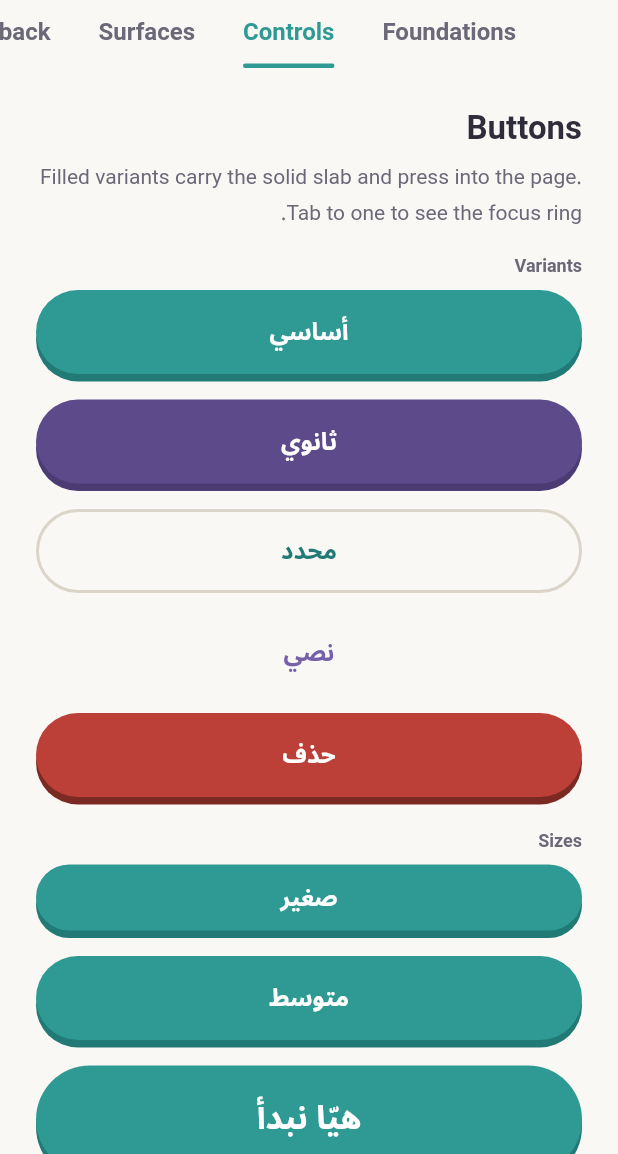
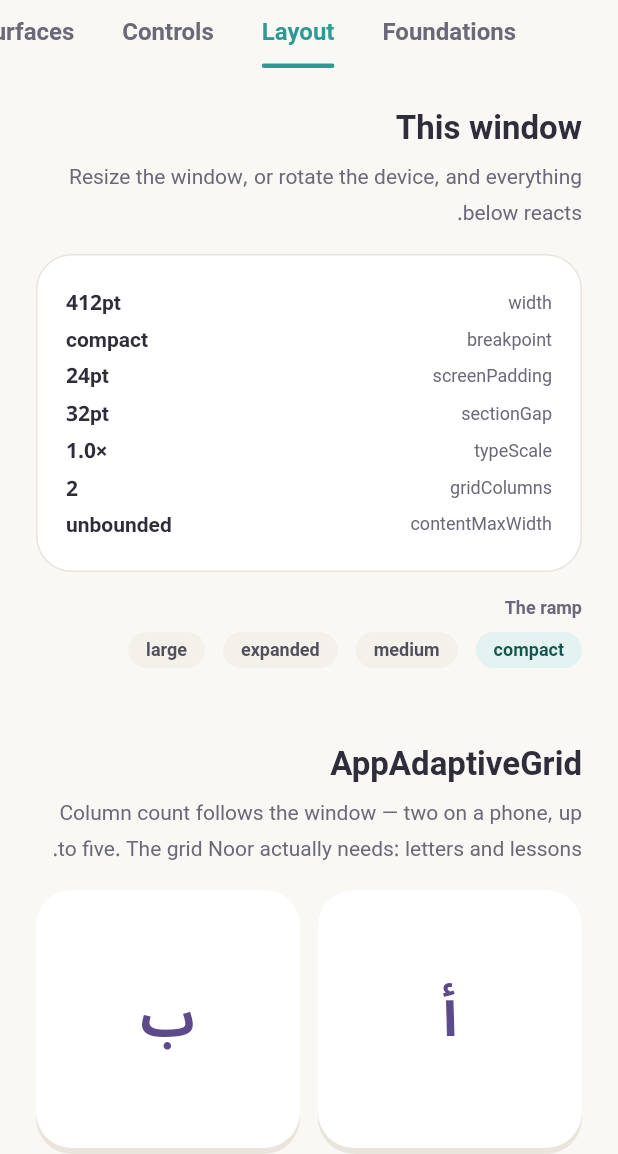
Before and after one commit to islamYMansour/nuraniyah, a Flutter app: the DesignSystemGallery screen opened directly, tab 2 chosen, on a phone screen of 412 x 824 dp, the part 82-1236 px from its top. Run offline on Flutter 3.47's test engine with Material 3 defaults, Android fonts, the phone set to English and light mode, and no system bars; our stand-ins replace firebase_core; accounts and stored records are empty; Roboto replaces fonts that are missing (Tajawal).

Commit message:
feat(design-system): tablet gallery tab, tests, and responsive type wiring
- The gallery gains a Layout tab: a live readout of the current window class
  and its tokens, plus the adaptive components rendered at simulated phone and
  tablet sizes side by side. The previews override MediaQuery, so the child
  resolves its own breakpoint from the simulated width and what you see is
  what that device gets — honest whatever you run it on.
- Every gallery section now uses responsive gutters inside an
  AppContentContainer, so the gallery follows its own rules.
- lib/main.dart passes AppTheme.responsiveBuilder to MaterialApp.builder.
  Without it the app still works; it just keeps phone-sized type on a tablet.
- 11 new tests: window class boundaries, the devices that land in each,
  monotonic gutters and columns, AppResponsive fallback, scaledBy, bottom bar
  vs rail, two-pane collapse and split, grid column growth, the full-width
  button ceiling, and the gallery rendering at 1366x1024.

18 tests passing, analyze clean.

Co-Authored-By: Claude Opus 5 (1M context) <noreply@anthropic.com>

```diff
--- a/lib/design_system/gallery/design_system_gallery.dart
+++ b/lib/design_system/gallery/design_system_gallery.dart
@@ -4,6 +4,7 @@ import '../design_system.dart';
 import 'sections/controls_section.dart';
 import 'sections/feedback_section.dart';
 import 'sections/foundations_section.dart';
+import 'sections/layout_section.dart';
 import 'sections/surfaces_section.dart';
 
 /// A live catalogue of the design system.
@@ -41,6 +42,7 @@ class _DesignSystemGalleryState extends State<DesignSystemGallery> {
 
   static const List<AppTab> _tabs = <AppTab>[
     AppTab(label: 'Foundations'),
+    AppTab(label: 'Layout'),
     AppTab(label: 'Controls'),
     AppTab(label: 'Surfaces'),
     AppTab(label: 'Feedback'),
@@ -56,9 +58,13 @@ class _DesignSystemGalleryState extends State<DesignSystemGallery> {
         textDirection: _direction,
         child: Builder(
           // A Builder so the descendants below read the overridden theme and
-          // direction, not the host app's.
+          // direction, not the host app's. responsiveBuilder then applies the
+          // window's type scale, exactly as MaterialApp.builder does in the
+          // real app.
           builder: (BuildContext context) {
-            return DefaultTabController(
+            return AppTheme.responsiveBuilder(
+              context,
+              DefaultTabController(
                 length: _tabs.length,
                 child: Scaffold(
                   backgroundColor: context.colors.background,
@@ -94,10 +100,12 @@ class _DesignSystemGalleryState extends State<DesignSystemGallery> {
                   body: const TabBarView(
                     children: <Widget>[
                       FoundationsSection(),
+                      LayoutSection(),
                       ControlsSection(),
                       SurfacesSection(),
                       FeedbackSection(),
                     ],
+                  ),
                 ),
               ),
             );
--- a/lib/design_system/gallery/sections/controls_section.dart
+++ b/lib/design_system/gallery/sections/controls_section.dart
@@ -23,8 +23,11 @@ class _ControlsSectionState extends State<ControlsSection> {
 
   @override
   Widget build(BuildContext context) {
-    return ListView(
-      padding: AppSpacing.screenInsets,
+    return AppContentContainer(
+      width: AppContentWidth.wide,
+      padding: EdgeInsets.zero,
+      child: ListView(
+        padding: context.screenInsets,
         children: <Widget>[
           GallerySection(
             title: 'Buttons',
@@ -285,6 +288,7 @@ class _ControlsSectionState extends State<ControlsSection> {
             ],
           ),
         ],
+      ),
     );
   }
 }
--- /dev/null
+++ b/lib/design_system/gallery/sections/layout_section.dart
@@ -0,0 +1,375 @@
+import 'package:flutter/material.dart';
+
+import '../../design_system.dart';
+import '../gallery_scaffold.dart';
+
+/// Breakpoints, responsive spacing, and the layout components.
+class LayoutSection extends StatefulWidget {
+  const LayoutSection({super.key});
+
+  @override
+  State<LayoutSection> createState() => _LayoutSectionState();
+}
+
+class _LayoutSectionState extends State<LayoutSection> {
+  int _navIndex = 0;
+  int? _selectedLesson;
+
+  static const List<AppNavDestination> _destinations = <AppNavDestination>[
+    AppNavDestination(icon: AppIcons.home, label: 'الرئيسية'),
+    AppNavDestination(icon: AppIcons.book, label: 'الدروس', badgeCount: 2),
+    AppNavDestination(icon: AppIcons.trophy, label: 'الإنجازات'),
+    AppNavDestination(icon: AppIcons.user, label: 'حسابي'),
+  ];
+
+  @override
+  Widget build(BuildContext context) {
+    final AppColors c = context.colors;
+    final AppBreakpoint bp = context.breakpoint;
+    final double width = MediaQuery.sizeOf(context).width;
+
+    return ListView(
+      padding: context.screenInsets,
+      children: <Widget>[
+        GallerySection(
+          title: 'This window',
+          description:
+              'Resize the window, or rotate the device, and everything below '
+              'reacts.',
+          children: <Widget>[
+            AppCard(
+              variant: AppCardVariant.outlined,
+              child: Column(
+                crossAxisAlignment: CrossAxisAlignment.start,
+                children: <Widget>[
+                  _Readout('width', '${width.toStringAsFixed(0)}pt'),
+                  _Readout('breakpoint', bp.name),
+                  _Readout(
+                    'screenPadding',
+                    '${bp.screenPadding.toStringAsFixed(0)}pt',
+                  ),
+                  _Readout(
+                    'sectionGap',
+                    '${bp.sectionGap.toStringAsFixed(0)}pt',
+                  ),
+                  _Readout('typeScale', '×${bp.typeScale}'),
+                  _Readout('gridColumns', '${bp.gridColumns}'),
+                  _Readout(
+                    'contentMaxWidth',
+                    bp.contentMaxWidth.isFinite
+                        ? '${bp.contentMaxWidth.toStringAsFixed(0)}pt'
+                        : 'unbounded',
+                  ),
+                ],
+              ),
+            ),
+            GalleryRow(
+              label: 'The ramp',
+              children: <Widget>[
+                for (final AppBreakpoint step in AppBreakpoint.values)
+                  AppTag(
+                    label: step.name,
+                    tone: step == bp ? AppTagTone.primary : AppTagTone.neutral,
+                  ),
+              ],
+            ),
+          ],
+        ),
+        GallerySection(
+          title: 'AppAdaptiveGrid',
+          description:
+              'Column count follows the window — two on a phone, up to five. '
+              'The grid Noor actually needs: letters and lessons.',
+          children: <Widget>[
+            AppAdaptiveGrid(
+              tileAspectRatio: 1,
+              children: <Widget>[
+                for (final String letter in <String>[
+                  'أ',
+                  'ب',
+                  'ت',
+                  'ث',
+                  'ج',
+                  'ح',
+                  'خ',
+                  'د',
+                ])
+                  AppCard(
+                    padding: EdgeInsets.zero,
+                    onTap: () {},
+                    child: Center(
+                      child: Text(
+                        letter,
+                        style: context.typography.displaySmall.copyWith(
+                          color: c.secondary,
+                        ),
+                      ),
+                    ),
+                  ),
+              ],
+            ),
+          ],
+        ),
+        GallerySection(
+          title: 'Adaptive navigation',
+          description:
+              'Bottom bar on a phone, rail on a landscape tablet. Same '
+              'destinations, same callback — the arrangement is the '
+              "component's problem.",
+          children: <Widget>[
+            _BreakpointPreview(
+              label: 'compact — 400×720',
+              width: 400,
+              height: 720,
+              child: _NavPreview(
+                index: _navIndex,
+                destinations: _destinations,
+                onSelected: (int i) => setState(() => _navIndex = i),
+              ),
+            ),
+            _BreakpointPreview(
+              label: 'expanded — 1024×720',
+              width: 1024,
+              height: 720,
+              child: _NavPreview(
+                index: _navIndex,
+                destinations: _destinations,
+                onSelected: (int i) => setState(() => _navIndex = i),
+              ),
+            ),
+          ],
+        ),
+        GallerySection(
+          title: 'AppTwoPane',
+          description:
+              'One pane on a phone, list-and-detail on a landscape tablet. It '
+              'never routes — the caller passes detail: null for "nothing '
+              'selected".',
+          children: <Widget>[
+            _BreakpointPreview(
+              label: 'compact — 400×560',
+              width: 400,
+              height: 560,
+              child: _TwoPanePreview(
+                selected: _selectedLesson,
+                onSelected: (int? i) => setState(() => _selectedLesson = i),
+              ),
+            ),
+            _BreakpointPreview(
+              label: 'expanded — 1024×560',
+              width: 1024,
+              height: 560,
+              child: _TwoPanePreview(
+                selected: _selectedLesson,
+                onSelected: (int? i) => setState(() => _selectedLesson = i),
+              ),
+            ),
+          ],
+        ),
+        GallerySection(
+          title: 'AppContentContainer',
+          description:
+              'Caps and centres a screen’s content. Everything in this '
+              'gallery is already inside one.',
+          children: <Widget>[
+            AppCard(
+              variant: AppCardVariant.outlined,
+              padding: EdgeInsets.zero,
+              child: AppContentContainer(
+                padding: const EdgeInsets.all(AppSpacing.lg),
+                child: Text(
+                  'تعلّم الحروف مع القاعدة النورانية. هذا النص محصور داخل '
+                  'أقصى عرض مريح للقراءة، مهما اتسعت النافذة.',
+                  style: context.typography.bodyMedium.copyWith(
+                    color: c.textSecondary,
+                  ),
+                ),
+              ),
+            ),
+          ],
+        ),
+      ],
+    );
+  }
+}
+
+class _Readout extends StatelessWidget {
+  const _Readout(this.label, this.value);
+
+  final String label;
+  final String value;
+
+  @override
+  Widget build(BuildContext context) {
+    return Padding(
+      padding: const EdgeInsets.symmetric(vertical: AppSpacing.xxs),
+      child: Row(
+        children: <Widget>[
+          Expanded(
+            child: Text(
+              label,
+              style: context.typography.caption.copyWith(
+                color: context.colors.textSecondary,
+              ),
+            ),
+          ),
+          Text(
+            value,
+            style: context.typography.labelMedium.copyWith(
+              color: context.colors.textPrimary,
+            ),
+          ),
+        ],
+      ),
+    );
+  }
+}
+
+/// Renders its child at a simulated window size, scaled down to fit.
+///
+/// Overriding the [MediaQuery] size is what makes the preview honest: the
+/// child resolves its own breakpoint from the simulated width, so what you
+/// see is exactly what that device would get.
+class _BreakpointPreview extends StatelessWidget {
+  const _BreakpointPreview({
+    required this.label,
+    required this.width,
+    required this.height,
+    required this.child,
+  });
+
+  final String label;
+  final double width;
+  final double height;
+  final Widget child;
+
+  @override
+  Widget build(BuildContext context) {
+    final AppColors c = context.colors;
+
+    return Column(
+      crossAxisAlignment: CrossAxisAlignment.start,
+      mainAxisSize: MainAxisSize.min,
+      children: <Widget>[
+        Text(
+          label,
+          style: context.typography.labelSmall.copyWith(color: c.textSecondary),
+        ),
+        const SizedBox(height: AppSpacing.sm),
+        ClipRRect(
+          borderRadius: AppRadii.card,
+          child: DecoratedBox(
+            decoration: BoxDecoration(
+              borderRadius: AppRadii.card,
+              border: Border.all(color: c.border),
+            ),
+            child: AspectRatio(
+              aspectRatio: width / height,
+              child: FittedBox(
+                child: SizedBox(
+                  width: width,
+                  height: height,
+                  child: MediaQuery(
+                    data: MediaQuery.of(
+                      context,
+                    ).copyWith(size: Size(width, height)),
+                    child: child,
+                  ),
+                ),
+              ),
+            ),
+          ),
+        ),
+      ],
+    );
+  }
+}
+
+class _NavPreview extends StatelessWidget {
+  const _NavPreview({
+    required this.index,
+    required this.destinations,
+    required this.onSelected,
+  });
+
+  final int index;
+  final List<AppNavDestination> destinations;
+  final ValueChanged<int> onSelected;
+
+  @override
+  Widget build(BuildContext context) {
+    return ColoredBox(
+      color: context.colors.background,
+      child: AppAdaptiveNavigation(
+        currentIndex: index,
+        destinations: destinations,
+        onDestinationSelected: onSelected,
+        child: Center(
+          child: Text(
+            destinations[index].label,
+            style: context.typography.headlineMedium.copyWith(
+              color: context.colors.textPrimary,
+            ),
+          ),
+        ),
+      ),
+    );
+  }
+}
+
+class _TwoPanePreview extends StatelessWidget {
+  const _TwoPanePreview({required this.selected, required this.onSelected});
+
+  final int? selected;
+  final ValueChanged<int?> onSelected;
+
+  @override
+  Widget build(BuildContext context) {
+    return ColoredBox(
+      color: context.colors.background,
+      child: AppTwoPane(
+        pane: ListView(
+          padding: const EdgeInsets.all(AppSpacing.md),
+          children: <Widget>[
+            const AppListSectionHeader(title: 'الدروس', count: 4),
+            for (int i = 0; i < 4; i++)
+              AppListItem(
+                title: 'الدرس ${i + 1}',
+                showChevron: true,
+                isSelected: selected == i,
+                onTap: () => onSelected(i),
+              ),
+          ],
+        ),
+        detail: selected == null
+            ? null
+            : Padding(
+                padding: const EdgeInsets.all(AppSpacing.xxl),
+                child: Column(
+                  crossAxisAlignment: CrossAxisAlignment.start,
+                  children: <Widget>[
+                    if (!context.isWide)
+                      AppButton.text(
+                        label: 'رجوع',
+                        icon: AppIcons.back,
+                        size: AppButtonSize.small,
+                        onPressed: () => onSelected(null),
+                      ),
+                    Text(
+                      'الدرس ${selected! + 1}',
+                      style: context.typography.headlineMedium.copyWith(
+                        color: context.colors.textPrimary,
+                      ),
+                    ),
+                  ],
+                ),
+              ),
+        placeholder: const AppEmptyState(
+          icon: AppIcons.lesson,
+          title: 'اختر درسًا',
+          description: 'اختر درسًا من القائمة لعرض تفاصيله.',
+        ),
+      ),
+    );
+  }
+}
```
Also changed, not shown: lib/design_system/gallery/sections/feedback_section.dart (+10 -4 lines), lib/design_system/gallery/sections/foundations_section.dart (+16 -4 lines), lib/design_system/gallery/sections/surfaces_section.dart (+6 -2 lines), lib/main.dart (+5 -3 lines), 2 other files. Lines whose indentation alone changed are shown as unchanged.
